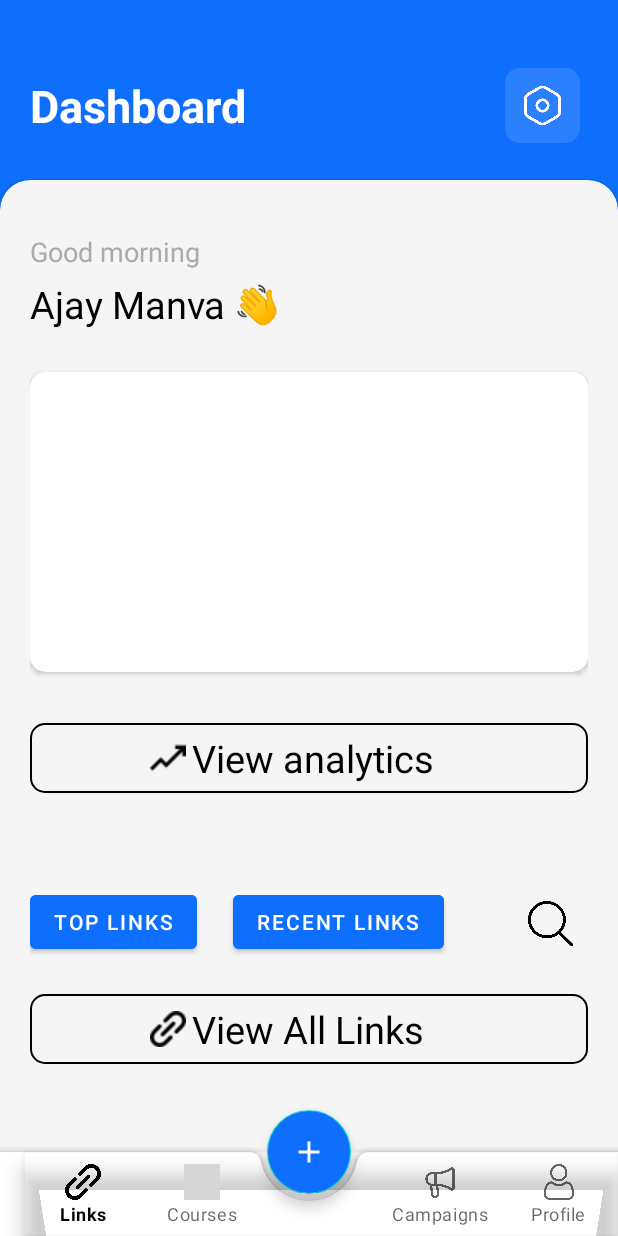
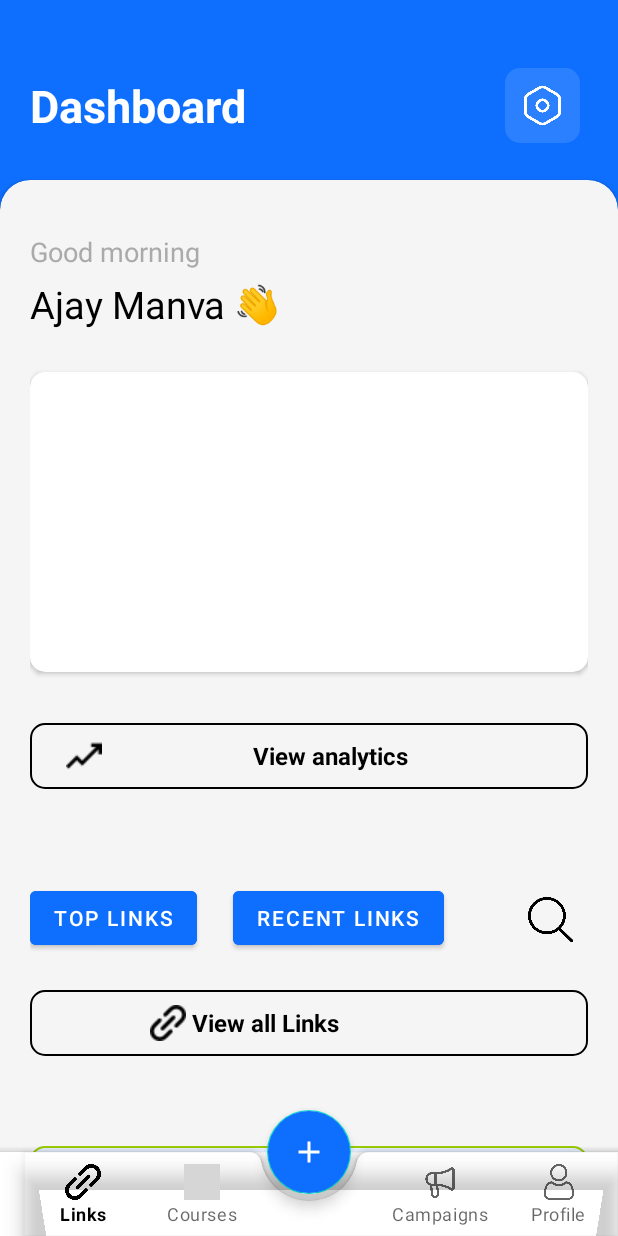
Before and after one commit to jellybeansenjoyer/openinapp, an Android app: the screen it shows after launch (MainActivity), on a phone screen of 412 x 824 dp. Run offline under Robolectric (Android 15) with nearby library versions, the phone set to English and light mode, and no system bars; network calls fail; Roboto replaces fonts that are not available here; 1 statement that could not run was skipped; grey boxes are pictures that could not be loaded.

Commit message:
ui save 2

```diff
--- a/app/src/main/res/layout/fragment_main.xml
+++ b/app/src/main/res/layout/fragment_main.xml
@@ -74,7 +74,9 @@
                 android:layout_marginTop="28dp"
                 app:cardCornerRadius="10dp"
                 app:layout_constraintTop_toBottomOf="@id/name_text_view"
-                tools:layout_editor_absoluteX="-2dp"></androidx.cardview.widget.CardView>
+                tools:layout_editor_absoluteX="-2dp">
+
+            </androidx.cardview.widget.CardView>
             <androidx.recyclerview.widget.RecyclerView
                 android:layout_width="match_parent"
                 android:id="@+id/recycler_view_social"
@@ -84,12 +86,14 @@
             <com.google.android.material.button.MaterialButton
                 android:layout_width="match_parent"
                 android:layout_height="wrap_content"
-                android:textSize="25dp"
+                android:textSize="16dp"
                 android:id="@+id/viewAnalytics"
                 android:layout_marginTop="10dp"
                 android:drawableLeft="@drawable/growth"
-                android:paddingStart="80dp"
-                android:gravity="left|center_vertical"
+                android:textStyle="bold"
+                android:paddingTop="10dp"
+                android:paddingBottom="10dp"
+                android:gravity="center"
                 app:layout_constraintTop_toBottomOf="@id/recycler_view_social"
                 style="@style/mystyledbutton"
                 android:text="View analytics"/>
@@ -133,15 +137,18 @@
             <com.google.android.material.button.MaterialButton
                 android:layout_width="match_parent"
                 android:layout_height="wrap_content"
-                android:textSize="25dp"
+                android:paddingTop="10dp"
+                android:paddingBottom="10dp"
+                android:textSize="16dp"
                 android:id="@+id/viewAllLinks"
                 android:layout_marginTop="10dp"
                 android:drawableLeft="@drawable/linksml"
                 android:paddingStart="80dp"
                 android:gravity="left|center_vertical"
+                android:textStyle="bold"
                 app:layout_constraintTop_toBottomOf="@id/recycler_view_2"
                 style="@style/mystyledbutton"
-                android:text="View All Links"/>
+                android:text="View all Links"/>
             <com.google.android.material.button.MaterialButton
                 android:layout_width="match_parent"
                 android:layout_height="wrap_content"
--- a/app/src/main/res/values/colors.xml
+++ b/app/src/main/res/values/colors.xml
@@ -6,4 +6,7 @@
     <color name="grey_light">#f5f5f5</color>
     <color name="marine_light">#2b80ff</color>
     <color name="alice_blue">#e8f1ff</color>
+    <color name="alice_blue_dark">#e2edff</color>
+    <color name="light_violet">#ebe6f9</color>
+    <color name="light_red">#ffe9ec</color>
 </resources>
```
